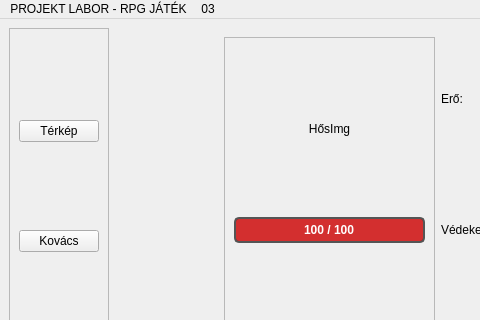
Old version of the form main/main_app/mainwindow.ui in the repository maaszd/Projekt-Labor-03; both pictures show x 0 to 480 and y 0 to 320 of the 1020 by 706 pixel window.
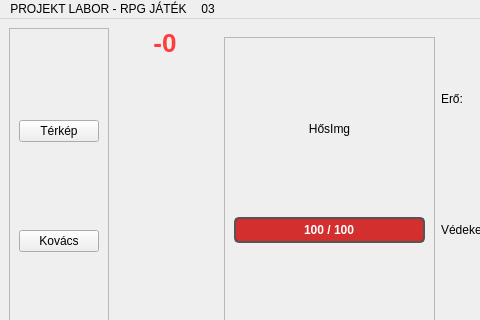
New version of the form.

Patch:
```diff
--- a/main/main_app/mainwindow.ui
+++ b/main/main_app/mainwindow.ui
@@ -1004,6 +1004,17 @@
              </layout>
             </item>
            </layout>
+           <widget class="QLabel" name="sebzes_lbl">
+            <property name="styleSheet">
+             <string notr="true">color: #ff3b3b; font-size: 26px; font-weight: bold; background: transparent; border: none;</string>
+            </property>
+            <property name="text">
+             <string>-0</string>
+            </property>
+            <property name="alignment">
+             <set>Qt::AlignmentFlag::AlignCenter</set>
+            </property>
+           </widget>
           </widget>
          </widget>
         </item>
```
